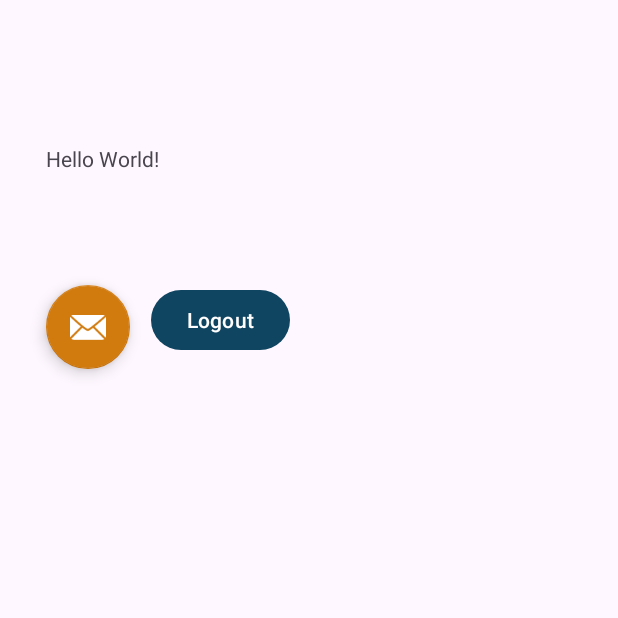
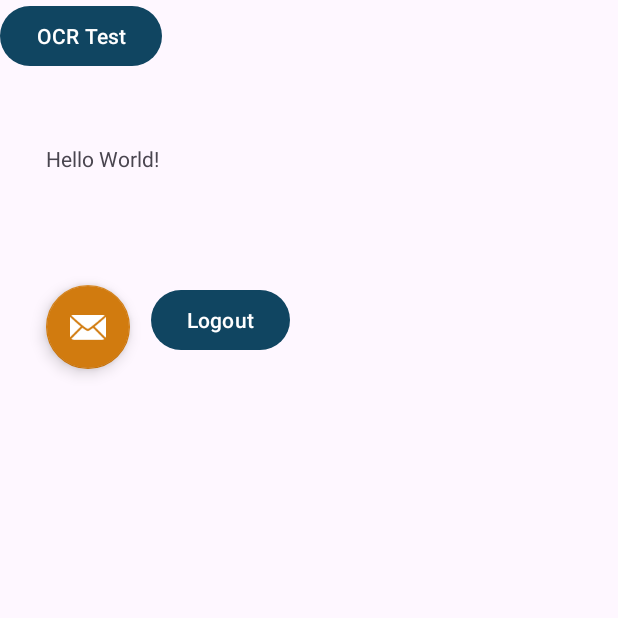
Before and after one commit to emanabdeen/VitaVault, an Android app: the MainActivity screen opened directly, with no data from a screen before it, on a phone screen of 412 x 824 dp, the top half of it. Run offline under Robolectric (Android 15) with nearby library versions, the phone set to English and light mode, and no system bars; our stand-ins replace Firebase (no records; nobody signed in at launch, a user with empty details on screens opened directly).

Commit message:
ocr-interface: added activity with button to open camera and logic to request permission first

```diff
--- a/app/src/main/java/com/example/insight/view/MainActivity.java
+++ b/app/src/main/java/com/example/insight/view/MainActivity.java
@@ -20,7 +20,7 @@ public class MainActivity extends AppCompatActivity {
     ActivityMainBinding binding;
     FirebaseAuth mAuth;
     FirebaseUser user;
-    Button btn;
+    Button btn, ocrTestButton;
 
     @Override
     protected void onCreate(Bundle savedInstanceState) {
@@ -37,6 +37,7 @@ public class MainActivity extends AppCompatActivity {
         }
 
         btn = binding.button;
+        ocrTestButton = binding.ocrTest;
         btn.setOnClickListener(new View.OnClickListener() {
             @Override
             public void onClick(View view) {
@@ -50,5 +51,12 @@ public class MainActivity extends AppCompatActivity {
                 }
             }
         });
+        ocrTestButton.setOnClickListener(new View.OnClickListener() {
+            @Override
+            public void onClick(View view) {
+                Intent intentObj = new Intent(getApplicationContext(), IngredientsScan.class);
+                startActivity(intentObj);
+            }
+        });
     }
 }
--- a/app/src/main/res/layout/activity_main.xml
+++ b/app/src/main/res/layout/activity_main.xml
@@ -44,5 +44,13 @@
         app:layout_constraintVertical_bias="0.247"
         app:srcCompat="@android:drawable/ic_dialog_email" />
 
+    <Button
+        android:id="@+id/ocrTest"
+        android:layout_width="wrap_content"
+        android:layout_height="wrap_content"
+        android:text="OCR Test"
+        tools:layout_editor_absoluteX="206dp"
+        tools:layout_editor_absoluteY="167dp" />
+
 
 </androidx.constraintlayout.widget.ConstraintLayout>
--- a/gradle/libs.versions.toml
+++ b/gradle/libs.versions.toml
@@ -1,5 +1,5 @@
 [versions]
-agp = "8.7.3"
+agp = "8.8.0"
 junit = "4.13.2"
 junitVersion = "1.2.1"
 espressoCore = "3.6.1"
```
Also changed, not shown: app/src/main/AndroidManifest.xml (+8 -7 lines), app/src/main/java/com/example/insight/view/IngredientsScan.java (added, +92 -0 lines), app/src/main/res/layout/activity_ingredients_scan.xml (added, +19 -0 lines), gradle/wrapper/gradle-wrapper.properties.
